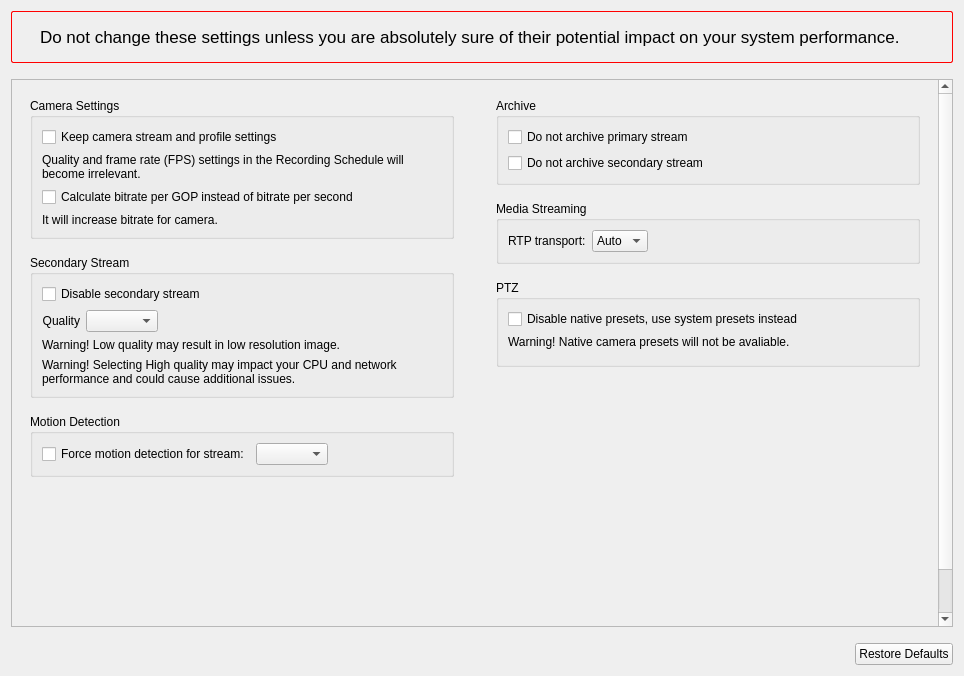
Above: client/nx_client_desktop/src/nx/client/desktop/resource_properties/camera/expert_settings_widget.ui from networkoptix/nx_open before the change. Below: the same form after it.
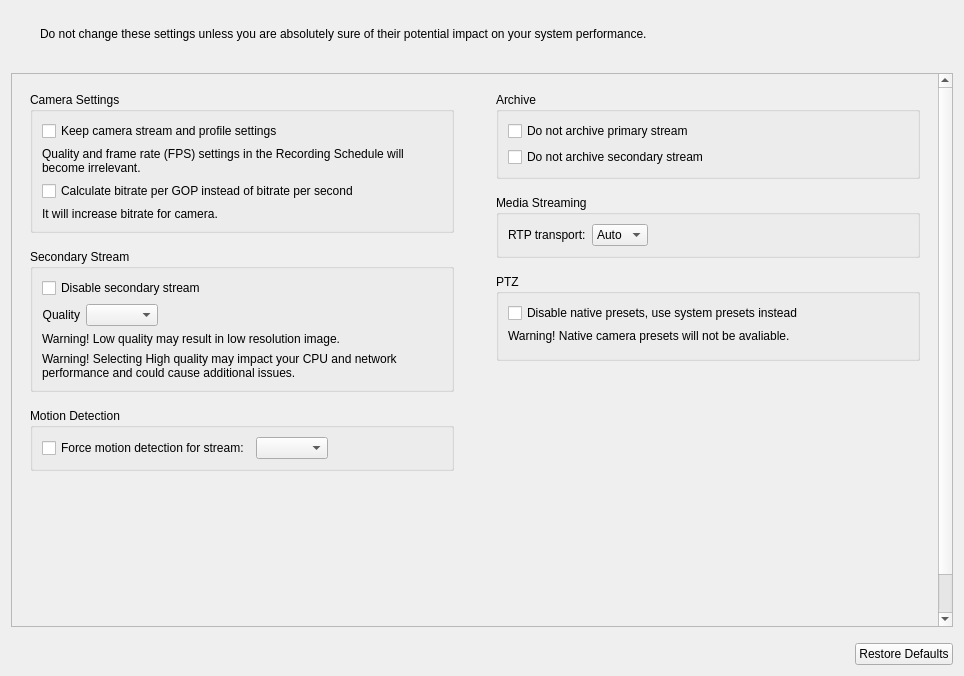
That is the form after the change.

Commit message:
VMS-CR-8140 Updated stylesheet for expert camera settings
<==== Mercurial data ====>
Branch: vms

Patch:
```diff
--- a/client/nx_client_desktop/src/nx/client/desktop/resource_properties/camera/expert_settings_widget.ui
+++ b/client/nx_client_desktop/src/nx/client/desktop/resource_properties/camera/expert_settings_widget.ui
@@ -19,14 +19,6 @@
      <property name="autoFillBackground">
       <bool>false</bool>
      </property>
-     <property name="styleSheet">
-      <string notr="true">#widget_2 {
-border-style: solid;
-border-color: rgb(255, 0, 0);
-border-width: 1px;
-border-radius: 2;
-}</string>
-     </property>
      <layout class="QHBoxLayout" name="horizontalLayout_7">
        <property name="leftMargin">
         <number>16</number>
@@ -58,11 +50,6 @@
           <verstretch>0</verstretch>
          </sizepolicy>
         </property>
-        <property name="font">
-         <font>
-          <pointsize>13</pointsize>
-         </font>
-        </property>
         <property name="text">
          <string>Do not change these settings unless you are absolutely sure of their potential impact on your system performance.</string>
         </property>
```
Left out of the diff: 2 changed lines with no effect on the pictures. The commit also changes 1 other file.
